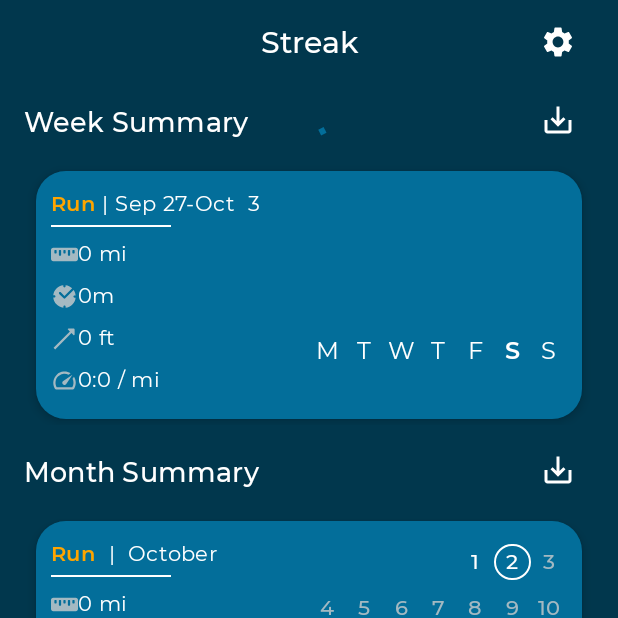
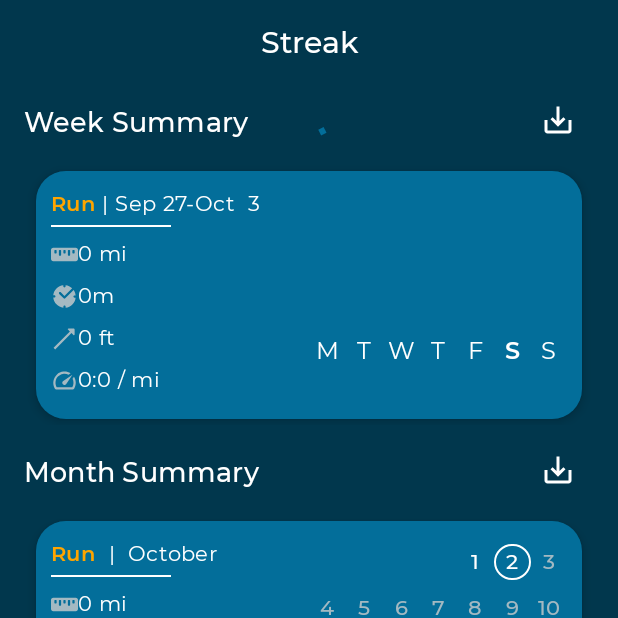
Before and after one commit to supertechninja/streak, an Android app built with Jetpack Compose: the composable StravaDashboard shown on its own in the app's theme, on a phone screen of 412 x 824 dp, the top half of it. Run offline under Robolectric (Android 15) with nearby library versions, the phone set to English and light mode, and no system bars; our stand-ins replace Dagger/Hilt's generated code, Shimmer, accompanist, constraintlayout-compose, livedata-compose; libraries missing offline, so code that uses them is left out: com.muddzdev.quickshot; network calls fail; 7 statements that could not run were skipped.

```diff
--- a/app/src/main/java/com/mcwilliams/streak/ui/dashboard/StravaDashboard.kt
+++ b/app/src/main/java/com/mcwilliams/streak/ui/dashboard/StravaDashboard.kt
@@ -116,22 +116,7 @@ fun StravaDashboard(viewModel: StravaDashboardViewModel, paddingValues: PaddingV
             }
         }
 
-        BottomSheetScaffold(
-            sheetContent = {
-                StreakSettingsView(
-                    viewModel = viewModel,
-                    selectedActivityType = selectedActivityType,
-                    selectedUnitType = selectedUnitType,
-                    toggleBottomSheet = toggleBottomSheet,
-                    currentYearSummaryMetrics = currentYearSummaryMetrics
-                )
-            },
-            sheetPeekHeight = 0.dp,
-            scaffoldState = bottomSheetScaffoldState,
-            sheetShape = RoundedCornerShape(topStart = 30.dp, topEnd = 30.dp),
-            sheetElevation = 20.dp,
-            sheetBackgroundColor = primaryBlueShade2,
-            topBar = {
+        Scaffold(topBar = {
                 Row(
                     modifier = Modifier
                         .height(56.dp)
@@ -154,25 +139,7 @@ fun StravaDashboard(viewModel: StravaDashboardViewModel, paddingValues: PaddingV
                                 end.linkTo(parent.end)
                             }
                         )
-
-                        IconButton(
-                            onClick = {
-                                coroutineScope.launch {
-                                    toggleBottomSheet()
-                                }
-                            },
-                            modifier = Modifier.constrainAs(action) {
-                                end.linkTo(parent.end, 16.dp)
-                                top.linkTo(parent.top)
-                                bottom.linkTo(parent.bottom)
-                            }) {
-                            Icon(
-                                imageVector = Icons.Default.Settings,
-                                contentDescription = "Settings"
-                            )
-                        }
                     }
-
                 }
             },
             content = {
@@ -297,6 +264,8 @@ fun StravaDashboard(viewModel: StravaDashboardViewModel, paddingValues: PaddingV
                                         it.getStats(
                                             selectedActivityType
                                         )
+
+                                    viewModel.currentYearSummaryMetrics = currentYearSummaryMetrics
                                 }
 
                                 StreakDashboardWidget(
--- a/app/src/main/java/com/mcwilliams/streak/ui/dashboard/StravaDashboardViewModel.kt
+++ b/app/src/main/java/com/mcwilliams/streak/ui/dashboard/StravaDashboardViewModel.kt
@@ -35,6 +35,8 @@ class StravaDashboardViewModel @Inject constructor(
     private val sessionRepository: SessionRepository,
     private val settingsRepo: SettingsRepo,
 ) : ViewModel() {
+
+    var currentYearSummaryMetrics: SummaryMetrics? = null
 
     private var _isLoggedIn: MutableLiveData<Boolean> = MutableLiveData(null)
     var isLoggedIn: LiveData<Boolean> = _isLoggedIn
--- a/app/src/main/java/com/mcwilliams/streak/ui/settings/StreakSettings.kt
+++ b/app/src/main/java/com/mcwilliams/streak/ui/settings/StreakSettings.kt
@@ -30,6 +30,7 @@ import androidx.compose.ui.graphics.Color
 import androidx.compose.ui.platform.LocalSoftwareKeyboardController
 import androidx.compose.ui.text.input.KeyboardType
 import androidx.compose.ui.text.input.TextFieldValue
+import androidx.compose.ui.text.style.TextAlign
 import androidx.compose.ui.unit.dp
 import com.mcwilliams.streak.ui.dashboard.ActivityType
 import com.mcwilliams.streak.ui.dashboard.StravaDashboardViewModel
@@ -50,64 +51,32 @@ fun StreakSettingsView(
     viewModel: StravaDashboardViewModel,
     selectedActivityType: ActivityType?,
     selectedUnitType: UnitType?,
-    toggleBottomSheet: () -> Job,
-    currentYearSummaryMetrics: SummaryMetrics
 ) {
-//    Scaffold(
-//        topBar = {
-//            Row(
-//                modifier = Modifier
-//                    .height(56.dp)
-//                    .fillMaxWidth()
-//                    .background(color = Color(0xFF01374D)),
-//                verticalAlignment = Alignment.CenterVertically,
-//                horizontalArrangement = Arrangement.Center
-//            ) {
-//                Text(
-//                    "Settings",
-//                    style = MaterialTheme.typography.h6,
-//                    color = MaterialTheme.colors.onSurface,
-//                    textAlign = TextAlign.Center,
-//                )
-//            }
-//        },
-//        content = {
+    Scaffold(
+        topBar = {
+            Row(
+                modifier = Modifier
+                    .height(56.dp)
+                    .fillMaxWidth()
+                    .background(color = Color(0xFF01374D)),
+                verticalAlignment = Alignment.CenterVertically,
+                horizontalArrangement = Arrangement.Center
+            ) {
+                Text(
+                    "Settings",
+                    style = MaterialTheme.typography.h6,
+                    color = MaterialTheme.colors.onSurface,
+                    textAlign = TextAlign.Center,
+                )
+            }
+        },
+        content = {
             Column(
                 modifier = Modifier
 //            .background(color = Color(0xFF01374D))
                     .wrapContentHeight()
                     .verticalScroll(rememberScrollState())
             ) {
-        Row(
-            modifier = Modifier
-                .fillMaxWidth()
-                .padding(top = 8.dp),
-            horizontalArrangement = Arrangement.Center
-        ) {
-            Surface(
-                color = Color.White.copy(alpha = .6f),
-                modifier = Modifier
-                    .width(50.dp)
-                    .height(4.dp),
-                shape = RoundedCornerShape(2.dp)
-            ) {
-
-            }
-        }
-
-        Row(
-            modifier = Modifier
-                .fillMaxWidth()
-                .padding(end = 16.dp),
-            horizontalArrangement = Arrangement.End
-        ) {
-            IconButton(onClick = {
-                toggleBottomSheet()
-            }) {
-                Icon(imageVector = Icons.Default.Close, contentDescription = "Close Bottom Sheet")
-            }
-        }
-
                 Row(
                     modifier = Modifier
                         .fillMaxWidth()
@@ -250,12 +219,15 @@ fun StreakSettingsView(
                         val endOfYear = LocalDateTime.parse("2022-01-01T00:00:00.0000")
                         val remainingDays = Duration.between(today, endOfYear).toDays()
 
-                if (currentYearSummaryMetrics.totalDistance > 0f && annualGoal.text.isNotEmpty()) {
+                        val currentYearSummaryMetrics = viewModel.currentYearSummaryMetrics
+
+                        if (currentYearSummaryMetrics?.totalDistance!! > 0f && annualGoal.text.isNotEmpty()) {
                             val miles = currentYearSummaryMetrics.totalDistance.getDistanceMiles(
                                 selectedUnitType!!,
                             )
 
-                    val distanceRemaining = annualGoal.text.removeSurrounding("\"").toInt() - miles
+                            val distanceRemaining =
+                                annualGoal.text.removeSurrounding("\"").toInt() - miles
 
                             val distanceLabel = when (selectedUnitType) {
                                 UnitType.Imperial -> {
@@ -290,3 +262,5 @@ fun StreakSettingsView(
                 }
             }
         }
+    )
+}
```
Also changed, not shown: app/src/main/java/com/mcwilliams/streak/MainActivity.kt (+39 -9 lines), app/src/main/java/com/mcwilliams/streak/ui/bottomnavigation/BottomNavigation.kt (added, +181 -0 lines), app/src/main/java/com/mcwilliams/streak/ui/goals/GoalsContent.kt (added, +49 -0 lines). Lines whose indentation alone changed are shown as unchanged.
